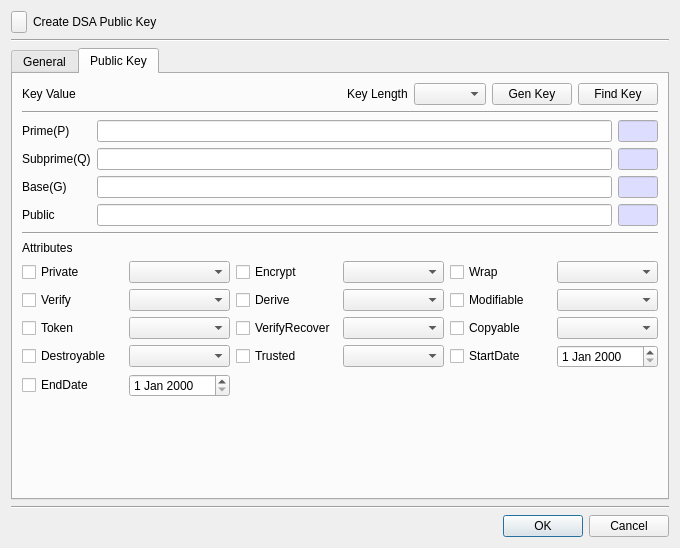
Old version of the form CryptokiMan/create_dsa_pub_key_dlg.ui in the repository jykim74/CryptokiMan.
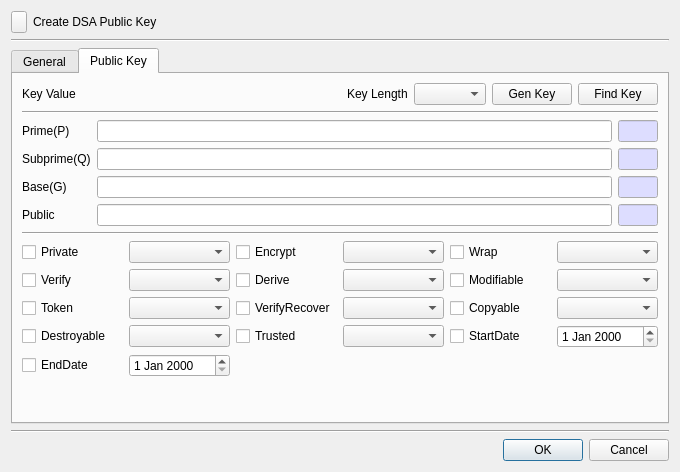
New version of the form. The open tabs and pages were chosen to show the change. Icons and pictures are not drawn.

What changed in the file:
```diff
--- a/CryptokiMan/create_dsa_pub_key_dlg.ui
+++ b/CryptokiMan/create_dsa_pub_key_dlg.ui
@@ -7,7 +7,7 @@
     <x>0</x>
     <y>0</y>
     <width>680</width>
-    <height>548</height>
+    <height>472</height>
    </rect>
   </property>
   <property name="windowTitle">
@@ -574,13 +574,6 @@
          </property>
         </widget>
        </item>
-       <item>
-        <widget class="QLabel" name="label_8">
-         <property name="text">
-          <string>Attributes</string>
-         </property>
-        </widget>
-       </item>
        <item>
         <layout class="QGridLayout" name="gridLayout_4">
          <property name="topMargin">
```
Left out of the diff: 2 changed lines with no effect on the pictures.
